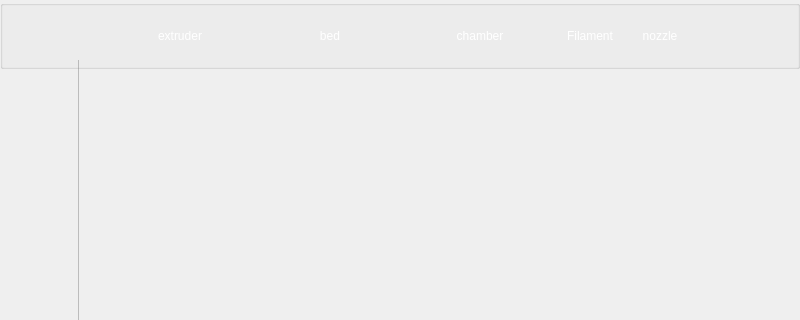
Before: the Qt Designer form BlocksScreen/lib/ui/mainWindow.ui in BlocksTechnology/BlocksScreen, drawn with Qt 5; both pictures show x 0 to 800 and y 0 to 320 of the 800 by 480 pixel window.
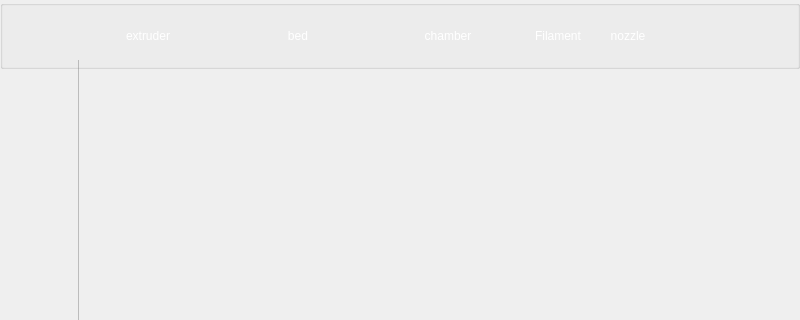
After: the same form once the commit is applied. Icons and pictures are not drawn. Custom widgets are drawn as their Qt base class.

Commit message: fix(ui): remove size-policy override to align header icons, restore info-box row spacing

```diff
--- a/BlocksScreen/lib/ui/mainWindow.ui
+++ b/BlocksScreen/lib/ui/mainWindow.ui
@@ -533,12 +533,6 @@
      </property>
      <item alignment="Qt::AlignHCenter">
       <widget class="IconButton" name="notification_btn">
-       <property name="sizePolicy">
-        <sizepolicy hsizetype="Minimum" vsizetype="Fixed">
-         <horstretch>1</horstretch>
-         <verstretch>1</verstretch>
-        </sizepolicy>
-       </property>
        <property name="minimumSize">
         <size>
          <width>60</width>
```
The commit also changes 2 other files.
